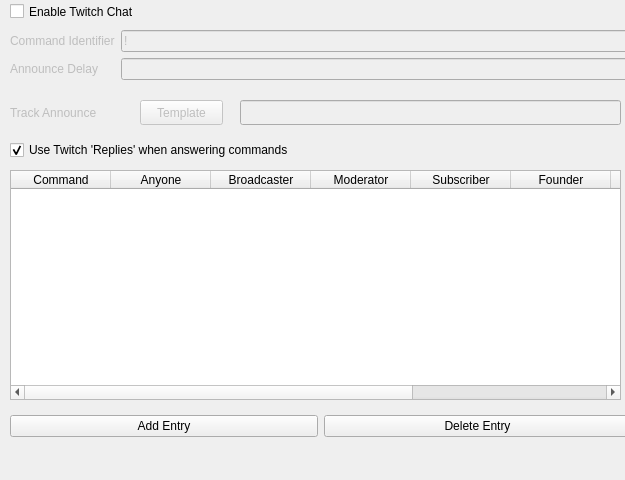
Above: nowplaying/resources/twitchchat_ui.ui from whatsnowplaying/whats-now-playing before the change. Below: the same form after it.
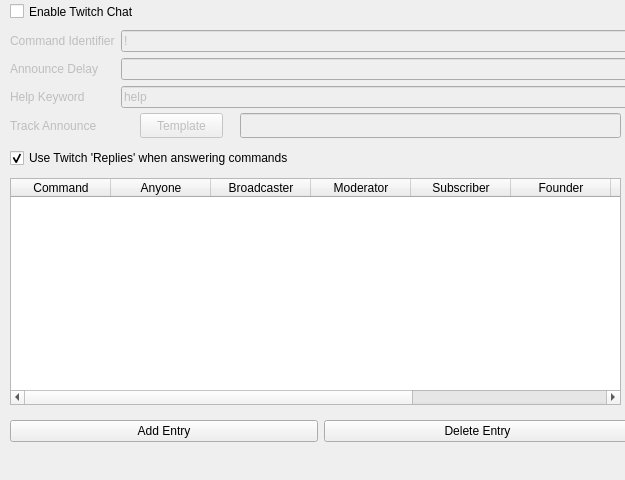
That is the form after the change.

Commit message: various fixes; revamp web templates; logo updates; help subcommand for twitch chat

The edit to the form file:
```diff
--- a/nowplaying/resources/twitchchat_ui.ui
+++ b/nowplaying/resources/twitchchat_ui.ui
@@ -22,7 +22,7 @@
      <x>10</x>
      <y>30</y>
      <width>624</width>
-     <height>71</height>
+     <height>101</height>
     </rect>
    </property>
    <layout class="QFormLayout" name="settings_layout">
@@ -78,6 +78,35 @@
       </property>
      </widget>
     </item>
+    <item row="2" column="0">
+     <widget class="QLabel" name="helpkeyword_label">
+      <property name="enabled">
+       <bool>false</bool>
+      </property>
+      <property name="text">
+       <string>Help Keyword</string>
+      </property>
+     </widget>
+    </item>
+    <item row="2" column="1">
+     <widget class="QLineEdit" name="helpkeyword_lineedit">
+      <property name="enabled">
+       <bool>false</bool>
+      </property>
+      <property name="minimumSize">
+       <size>
+        <width>496</width>
+        <height>0</height>
+       </size>
+      </property>
+      <property name="text">
+       <string>help</string>
+      </property>
+      <property name="toolTip">
+       <string>Keyword to trigger help for commands (e.g., !track help). Localize this for non-English streams.</string>
+      </property>
+     </widget>
+    </item>
    </layout>
   </widget>
   <widget class="QCheckBox" name="enable_checkbox">
@@ -100,7 +129,7 @@
    <property name="geometry">
     <rect>
      <x>10</x>
-     <y>100</y>
+     <y>113</y>
      <width>103</width>
      <height>25</height>
     </rect>
@@ -116,7 +145,7 @@
    <property name="geometry">
     <rect>
      <x>240</x>
-     <y>100</y>
+     <y>113</y>
      <width>381</width>
      <height>25</height>
     </rect>
@@ -135,7 +164,7 @@
    <property name="geometry">
     <rect>
      <x>140</x>
-     <y>100</y>
+     <y>113</y>
      <width>83</width>
      <height>25</height>
     </rect>
@@ -148,9 +177,9 @@
    <property name="geometry">
     <rect>
      <x>10</x>
-     <y>170</y>
+     <y>178</y>
      <width>611</width>
-     <height>230</height>
+     <height>227</height>
     </rect>
    </property>
    <property name="alternatingRowColors">
@@ -209,7 +238,7 @@
    <property name="geometry">
     <rect>
      <x>10</x>
-     <y>410</y>
+     <y>415</y>
      <width>621</width>
      <height>32</height>
     </rect>
@@ -235,7 +264,7 @@
    <property name="geometry">
     <rect>
      <x>10</x>
-     <y>140</y>
+     <y>148</y>
      <width>321</width>
      <height>20</height>
     </rect>
```
Left out of the diff: 32 changed lines with no effect on the pictures. The commit also changes 109 other files.
